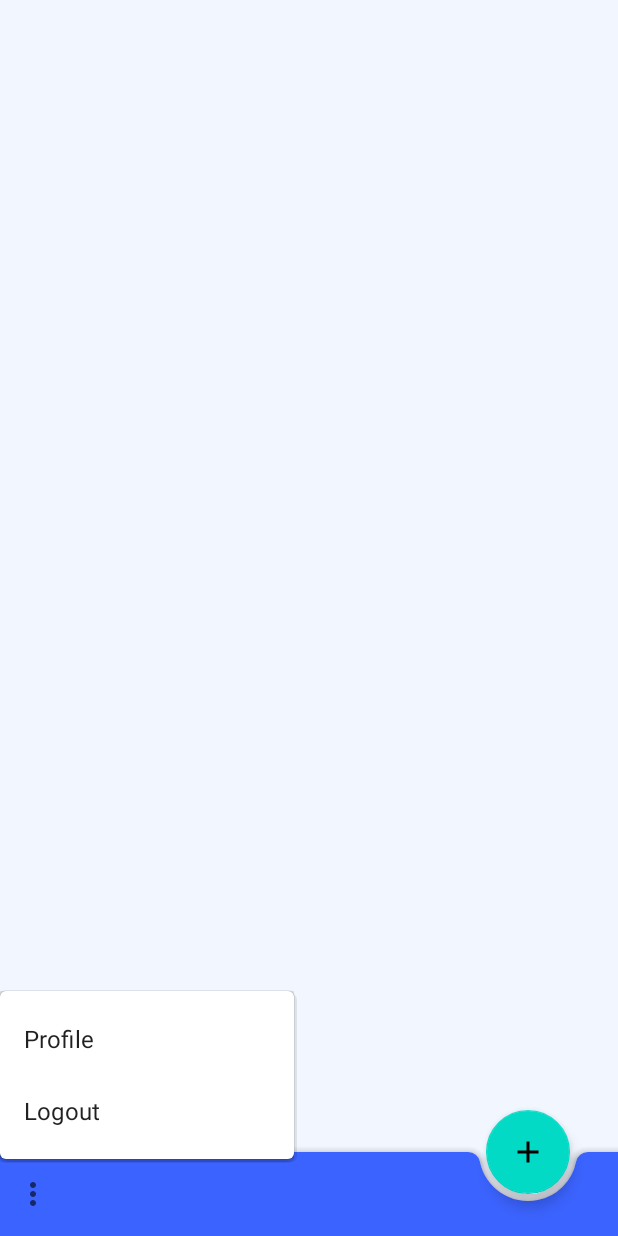
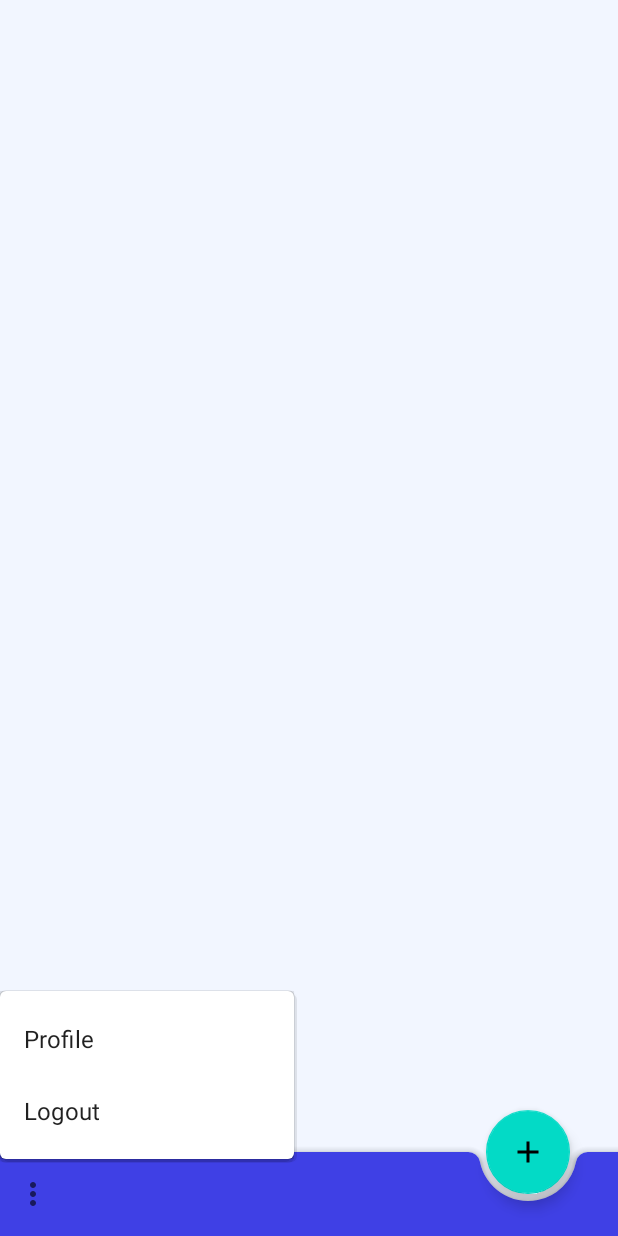
Before and after one commit to joseclaudenir22/TaskMe, an Android app: the screen it shows after launch once a user with an empty profile is signed in (MainActivity), with the options menu open, on a phone screen of 412 x 824 dp. Run offline under Robolectric (Android 15) with nearby library versions, the phone set to English and light mode, and no system bars; our stand-ins replace Firebase (no records; nobody signed in at launch, a user with empty details on screens opened directly).

```diff
--- a/app/src/main/java/com/example/noteapp/MainActivity.java
+++ b/app/src/main/java/com/example/noteapp/MainActivity.java
@@ -25,6 +25,7 @@ import com.google.firebase.auth.FirebaseAuth;
 import com.google.firebase.auth.FirebaseUser;
 import com.google.firebase.auth.GetTokenResult;
 import com.google.firebase.firestore.DocumentReference;
+import com.google.firebase.firestore.DocumentSnapshot;
 import com.google.firebase.firestore.FirebaseFirestore;
 import com.google.firebase.firestore.Query;
 
@@ -58,7 +59,7 @@ import java.text.DateFormat;
 import java.text.SimpleDateFormat;
 import java.util.Calendar;
 
-public class MainActivity extends AppCompatActivity implements FirebaseAuth.AuthStateListener {
+public class MainActivity extends AppCompatActivity implements FirebaseAuth.AuthStateListener, TaskRecyclerAdapter.TaskListener {
 
     private static final String TAG = "MainActivity";
     RecyclerView recyclerView;
@@ -338,7 +339,7 @@ public class MainActivity extends AppCompatActivity implements FirebaseAuth.Auth
                 .setQuery(query, Task.class)
                 .build();
 
-        taskRecyclerAdapter = new TaskRecyclerAdapter(options);
+        taskRecyclerAdapter = new TaskRecyclerAdapter(options, this);
         recyclerView.setAdapter(taskRecyclerAdapter);
 
         taskRecyclerAdapter.startListening();
@@ -346,4 +347,10 @@ public class MainActivity extends AppCompatActivity implements FirebaseAuth.Auth
 
     }
 
+    @Override
+    public void handleCheckChange(boolean isChecked, DocumentSnapshot documentSnapshot) {
+
+        Log.d(TAG, "handleCheckChanged: " + isChecked);
+
+    }
 }
--- a/app/src/main/java/com/example/noteapp/TaskRecyclerAdapter.java
+++ b/app/src/main/java/com/example/noteapp/TaskRecyclerAdapter.java
@@ -6,6 +6,8 @@ import android.text.format.DateFormat;
 import android.view.LayoutInflater;
 import android.view.View;
 import android.view.ViewGroup;
+import android.widget.CheckBox;
+import android.widget.CompoundButton;
 import android.widget.TextView;
 
 import androidx.annotation.NonNull;
@@ -18,15 +20,18 @@ import java.util.Date;
 
 import com.firebase.ui.firestore.FirestoreRecyclerAdapter;
 import com.firebase.ui.firestore.FirestoreRecyclerOptions;
+import com.google.firebase.firestore.DocumentSnapshot;
 
 import java.text.SimpleDateFormat;
 import java.util.Locale;
 
 public class TaskRecyclerAdapter extends FirestoreRecyclerAdapter<Task, TaskRecyclerAdapter.TaskViewHolder> {
 
+    TaskListener taskListener;
 
-    public TaskRecyclerAdapter(@NonNull FirestoreRecyclerOptions<Task> options) {
+    public TaskRecyclerAdapter(@NonNull FirestoreRecyclerOptions<Task> options, TaskListener taskListener) {
         super(options);
+        this.taskListener = taskListener;
     }
 
     @Override
@@ -49,14 +54,29 @@ public class TaskRecyclerAdapter extends FirestoreRecyclerAdapter<Task, TaskRecy
 
     class TaskViewHolder extends RecyclerView.ViewHolder {
 
-        TextView taskTextView, dateTextView, timeTextView;
+        TextView taskTextView, dateTextView;
+        CheckBox checkBox;
 
         public TaskViewHolder(@NonNull View itemView) {
             super(itemView);
 
             taskTextView = itemView.findViewById(R.id.taskTextView);
             dateTextView = itemView.findViewById(R.id.dateTextView);
+            checkBox     = itemView.findViewById(R.id.checkBox);
+
+
+            checkBox.setOnCheckedChangeListener(new CompoundButton.OnCheckedChangeListener() {
+                @Override
+                public void onCheckedChanged(CompoundButton buttonView, boolean isChecked) {
+                    DocumentSnapshot documentSnapshot = getSnapshots().getSnapshot(getAdapterPosition());
+                    taskListener.handleCheckChange(isChecked, documentSnapshot);
+                }
+            });
 
         }
     }
+
+    interface TaskListener {
+        public void handleCheckChange(boolean isChecked, DocumentSnapshot documentSnapshot);
+    }
 }
--- a/app/src/main/res/layout/content_main.xml
+++ b/app/src/main/res/layout/content_main.xml
@@ -13,8 +13,8 @@
         android:id="@+id/recyclerView"
         android:layout_width="match_parent"
         android:layout_height="wrap_content"
-        android:layout_marginLeft="20dp"
-        android:layout_marginRight="20dp"
+        android:layout_marginLeft="5dp"
+        android:layout_marginRight="5dp"
         android:layout_marginTop="60dp"
         android:padding="7dp"
         android:clipToPadding="false"
--- a/app/src/main/res/values/colors.xml
+++ b/app/src/main/res/values/colors.xml
@@ -1,6 +1,6 @@
 <?xml version="1.0" encoding="utf-8"?>
 <resources>
     <color name="colorPrimary">#ececec</color>
-    <color name="colorPrimaryDark">#3b63ff</color>
-    <color name="colorAccent">#3b63ff</color>
+    <color name="colorPrimaryDark">#3f40e5</color>
+    <color name="colorAccent">#3f40e5</color>
 </resources>
```
